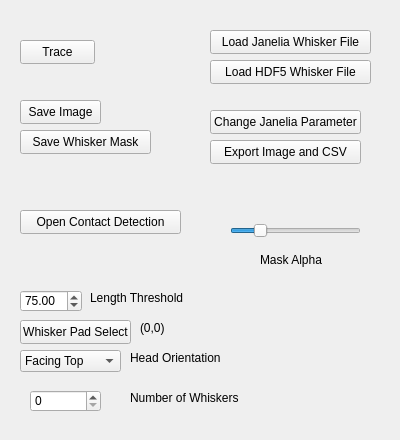
This is src/WhiskerToolbox/Whisker_Widget/Whisker_Widget.ui in paulmthompson/WhiskerToolbox as Qt 5 draws it before an edit. The edited form follows.
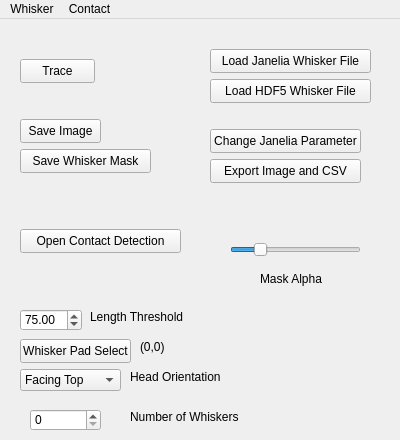
This is the edited form.

Commit message: change whisker widget to mainwindow to have file path window

What changed in the file:
```diff
--- a/src/WhiskerToolbox/Whisker_Widget/Whisker_Widget.ui
+++ b/src/WhiskerToolbox/Whisker_Widget/Whisker_Widget.ui
@@ -1,7 +1,7 @@
 <?xml version="1.0" encoding="UTF-8"?>
 <ui version="4.0">
  <class>Whisker_Widget</class>
- <widget class="QWidget" name="Whisker_Widget">
+ <widget class="QMainWindow" name="Whisker_Widget">
   <property name="geometry">
    <rect>
     <x>0</x>
@@ -13,6 +13,7 @@
   <property name="windowTitle">
    <string>Form</string>
   </property>
+  <widget class="QWidget" name="centralwidget">
   <widget class="QPushButton" name="trace_button">
    <property name="geometry">
     <rect>
@@ -279,6 +280,53 @@
     <string>Mask Alpha</string>
    </property>
   </widget>
+  </widget>
+  <widget class="QMenuBar" name="menuBar">
+   <property name="geometry">
+    <rect>
+     <x>0</x>
+     <y>0</y>
+     <width>400</width>
+     <height>22</height>
+    </rect>
+   </property>
+   <widget class="QMenu" name="menuWhisker">
+    <property name="title">
+     <string>Whisker</string>
+    </property>
+    <widget class="QMenu" name="menuLoad_Whiskers">
+     <property name="title">
+      <string>Load Whiskers</string>
+     </property>
+     <addaction name="actionLoad_Janelia_Whiskers"/>
+    </widget>
+    <addaction name="actionMask"/>
+    <addaction name="menuLoad_Whiskers"/>
+   </widget>
+   <widget class="QMenu" name="menuContact">
+    <property name="title">
+     <string>Contact</string>
+    </property>
+    <addaction name="actionOpen_Contact_Detection"/>
+   </widget>
+   <addaction name="menuWhisker"/>
+   <addaction name="menuContact"/>
+  </widget>
+  <action name="actionOpen_Contact_Detection">
+   <property name="text">
+    <string>Open Contact Detection</string>
+   </property>
+  </action>
+  <action name="actionMask">
+   <property name="text">
+    <string>Load Mask</string>
+   </property>
+  </action>
+  <action name="actionLoad_Janelia_Whiskers">
+   <property name="text">
+    <string>Load Janelia Whiskers</string>
+   </property>
+  </action>
  </widget>
  <resources/>
  <connections/>
```
Lines whose indentation alone changed are shown as unchanged. The commit also changes 2 other files.
